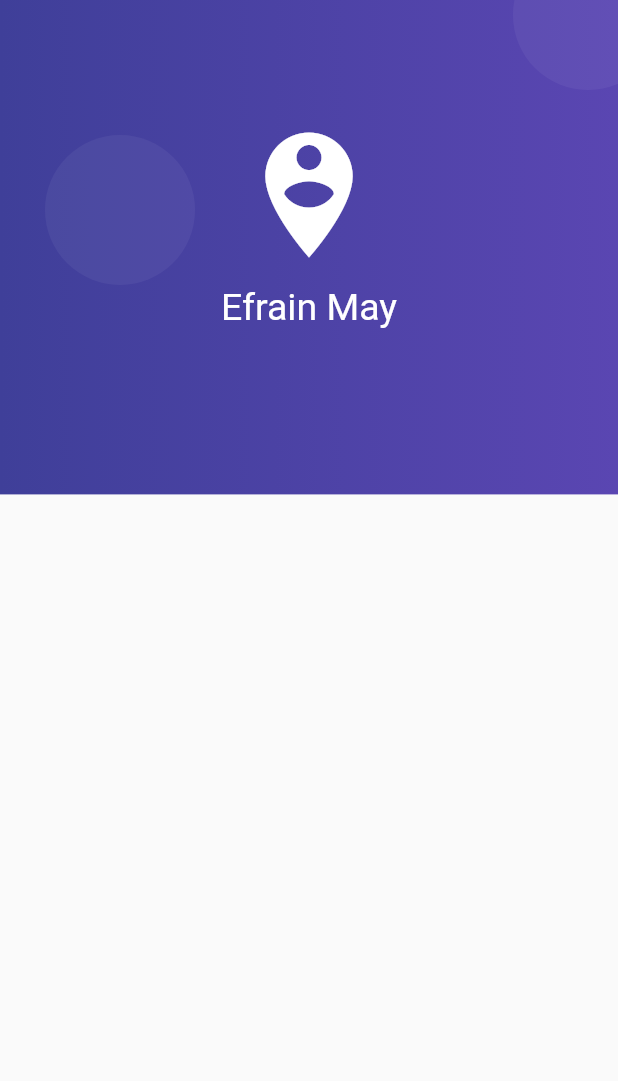
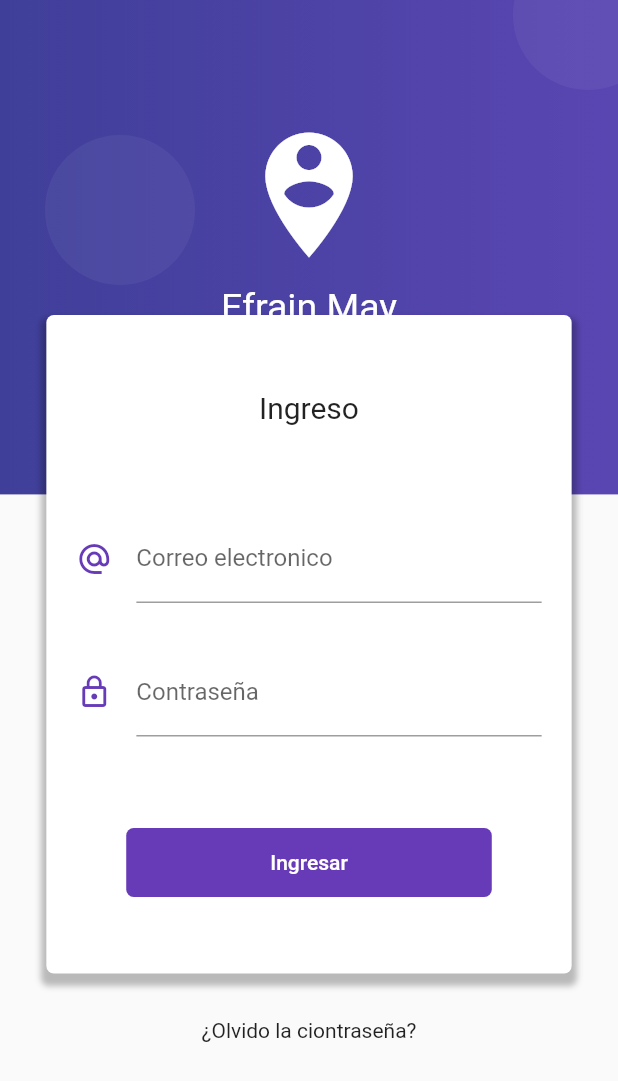
Before and after one commit to efraindrummer/Flutter-ValidationForms, a Flutter app: the screen it shows after launch, on a phone screen of 412 x 824 dp. Shown: the top 1081 px of the screen. Run offline on Flutter 3.47's test engine with Material 2 defaults, Android fonts, the phone set to English and light mode, and no system bars.

Commit message:
formulario maquetado

```diff
--- a/lib/src/pages/login_page.dart
+++ b/lib/src/pages/login_page.dart
@@ -7,8 +7,99 @@ class LoginPage extends StatelessWidget {
       body: Stack(
         children: <Widget>[
           _crearFondo(context),
+          _loginForm(context),
         ],
       )
+    );
+  }
+
+  Widget _loginForm(BuildContext context){
+
+    final size = MediaQuery.of(context).size;
+
+    return SingleChildScrollView(
+      child: Column(
+        children: <Widget>[
+          SafeArea(
+            child:  Container(
+              height: 180.0,
+            ),
+          ),
+          Container(
+            width: size.width * 0.85,
+            margin: EdgeInsets.symmetric(vertical: 30.0),
+            padding: EdgeInsets.symmetric(vertical: 50.0),
+            decoration: BoxDecoration(
+              color: Colors.white,
+              borderRadius: BorderRadius.circular(5.0),
+              boxShadow: <BoxShadow>[
+                BoxShadow(
+                  color: Colors.black26,
+                  blurRadius: 3.0,
+                  offset: Offset(0.0, 5.0),
+                  spreadRadius: 3.0
+                )
+              ]
+            ),
+            child: Column(
+              children: <Widget>[
+                Text('Ingreso', style: TextStyle(fontSize: 20.0)),
+                SizedBox(height: 60.0),
+                _crearEmail(),
+                SizedBox(height: 30.0),
+                _crearPassword(),
+                SizedBox(height: 60.0),
+                _crearBoton(),
+              ],
+            ),
+          ),
+          Text('¿Olvido la ciontraseña?'),
+          SizedBox(height: 100.0)
+        ],
+      ),
+    );
+  }
+
+  Widget _crearEmail(){
+    return Container(
+      padding: EdgeInsets.symmetric(horizontal: 20.0),
+      child: TextField(
+        keyboardType: TextInputType.emailAddress,
+        decoration: InputDecoration(
+          icon: Icon(Icons.alternate_email, color: Colors.deepPurple),
+          hintText: 'ejemplo@correo.com',
+          labelText: 'Correo electronico'
+        ),
+      ),
+    );
+  }
+
+  Widget _crearPassword(){
+    return Container(
+      padding: EdgeInsets.symmetric(horizontal: 20.0),
+      child: TextField(
+        obscureText: true,
+        decoration: InputDecoration(
+          icon: Icon(Icons.lock_outline, color: Colors.deepPurple),
+          labelText: 'Contraseña'
+        ),
+      ),
+    );
+  }
+
+  Widget _crearBoton(){
+    return RaisedButton(
+      child: Container(
+        padding: EdgeInsets.symmetric(horizontal: 80.0, vertical: 15.0),
+        child: Text('Ingresar'),
+      ),
+      shape: RoundedRectangleBorder(
+        borderRadius: BorderRadius.circular(5.0)
+      ),
+      elevation: 0.0,
+      color: Colors.deepPurple,
+      textColor: Colors.white,
+      onPressed: (){},
     );
   }
 
```
